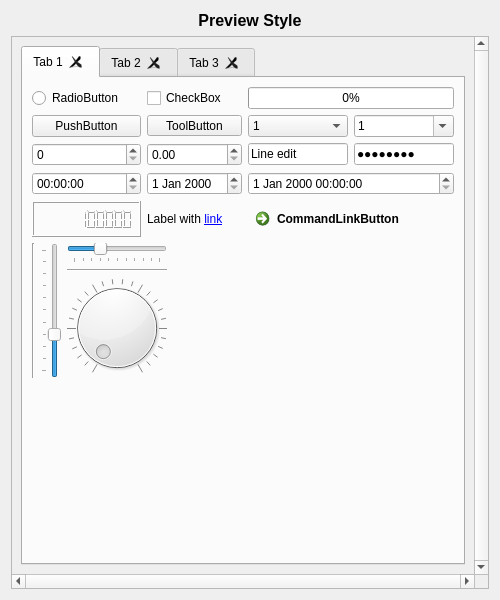
This is UI/Previewers/PreviewerQSS.ui in testmana2/test as Qt 5 draws it before an edit. The edited form follows.
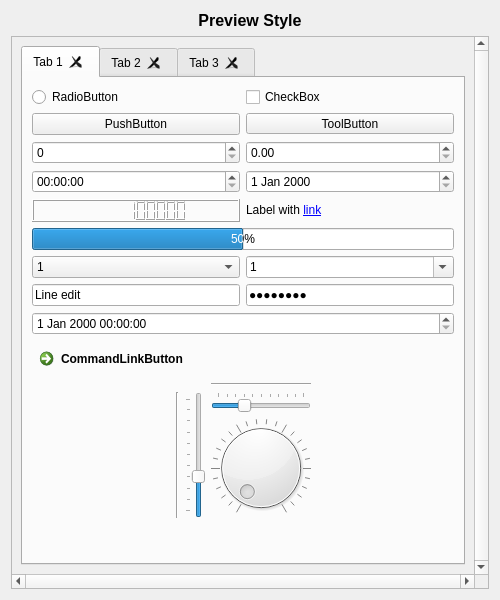
This is the edited form. Icons and pictures are not drawn.

Commit message: Continued with the QSS previewer.

What changed in the file:
```diff
--- a/UI/Previewers/PreviewerQSS.ui
+++ b/UI/Previewers/PreviewerQSS.ui
@@ -47,7 +47,7 @@
        <rect>
         <x>0</x>
         <y>0</y>
-        <width>464</width>
+        <width>463</width>
         <height>538</height>
        </rect>
       </property>
@@ -64,9 +64,9 @@
           <attribute name="title">
            <string notr="true">Tab 1</string>
           </attribute>
-          <layout class="QGridLayout" name="gridLayout_7">
-           <item row="0" column="0" colspan="2">
-            <layout class="QGridLayout" name="gridLayout_6">
+          <layout class="QVBoxLayout" name="verticalLayout_4">
+           <item>
+            <layout class="QGridLayout" name="gridLayout_4">
              <item row="0" column="0">
               <widget class="QRadioButton" name="radioButton">
                <property name="text">
@@ -84,16 +84,6 @@
                </property>
               </widget>
              </item>
-             <item row="0" column="2">
-              <widget class="QProgressBar" name="progressBar">
-               <property name="maximum">
-                <number>20</number>
-               </property>
-               <property name="value">
-                <number>0</number>
-               </property>
-              </widget>
-             </item>
              <item row="1" column="0">
               <widget class="QPushButton" name="pushButton">
                <property name="sizePolicy">
@@ -123,99 +113,18 @@
                </property>
               </widget>
              </item>
-             <item row="1" column="2">
-              <layout class="QHBoxLayout" name="horizontalLayout_3">
-               <item>
-                <widget class="QComboBox" name="readOnlyComboBox">
-                 <property name="sizePolicy">
-                  <sizepolicy hsizetype="MinimumExpanding" vsizetype="Fixed">
-                   <horstretch>0</horstretch>
-                   <verstretch>0</verstretch>
-                  </sizepolicy>
-                 </property>
-                 <item>
-                  <property name="text">
-                   <string notr="true">1</string>
-                  </property>
-                 </item>
-                 <item>
-                  <property name="text">
-                   <string notr="true">2</string>
-                  </property>
-                 </item>
-                 <item>
-                  <property name="text">
-                   <string notr="true">3</string>
-                  </property>
-                 </item>
-                </widget>
-               </item>
-               <item>
-                <widget class="QComboBox" name="editableComboBox">
-                 <property name="sizePolicy">
-                  <sizepolicy hsizetype="MinimumExpanding" vsizetype="Fixed">
-                   <horstretch>0</horstretch>
-                   <verstretch>0</verstretch>
-                  </sizepolicy>
-                 </property>
-                 <property name="editable">
-                  <bool>true</bool>
-                 </property>
-                 <item>
-                  <property name="text">
-                   <string notr="true">1</string>
-                  </property>
-                 </item>
-                 <item>
-                  <property name="text">
-                   <string notr="true">2</string>
-                  </property>
-                 </item>
-                 <item>
-                  <property name="text">
-                   <string notr="true">3</string>
-                  </property>
-                 </item>
-                </widget>
-               </item>
-              </layout>
-             </item>
              <item row="2" column="0">
               <widget class="QSpinBox" name="spinBox"/>
              </item>
              <item row="2" column="1">
               <widget class="QDoubleSpinBox" name="doubleSpinBox"/>
              </item>
-             <item row="2" column="2">
-              <layout class="QHBoxLayout" name="horizontalLayout_2">
-               <item>
-                <widget class="QLineEdit" name="lineEdit">
-                 <property name="text">
-                  <string notr="true">Line edit</string>
-                 </property>
-                </widget>
-               </item>
-               <item>
-                <widget class="QLineEdit" name="passwordEdit">
-                 <property name="text">
-                  <string notr="true">Password</string>
-                 </property>
-                 <property name="echoMode">
-                  <enum>QLineEdit::Password</enum>
-                 </property>
-                </widget>
-               </item>
-              </layout>
-             </item>
              <item row="3" column="0">
               <widget class="QTimeEdit" name="timeEdit"/>
              </item>
              <item row="3" column="1">
               <widget class="QDateEdit" name="dateEdit"/>
              </item>
-             <item row="3" column="2">
-              <widget class="QDateTimeEdit" name="dateTimeEdit"/>
-             </item>
              <item row="4" column="0">
               <widget class="QLCDNumber" name="lcdNumber">
                <property name="digitCount">
@@ -233,7 +142,102 @@
                </property>
               </widget>
              </item>
-             <item row="4" column="2">
+            </layout>
+           </item>
+           <item>
+            <layout class="QVBoxLayout" name="verticalLayout_3">
+             <item>
+              <widget class="QProgressBar" name="progressBar">
+               <property name="maximum">
+                <number>20</number>
+               </property>
+               <property name="value">
+                <number>10</number>
+               </property>
+              </widget>
+             </item>
+             <item>
+              <layout class="QHBoxLayout" name="horizontalLayout">
+               <item>
+                <widget class="QComboBox" name="readOnlyComboBox">
+                 <property name="sizePolicy">
+                  <sizepolicy hsizetype="MinimumExpanding" vsizetype="Fixed">
+                   <horstretch>0</horstretch>
+                   <verstretch>0</verstretch>
+                  </sizepolicy>
+                 </property>
+                 <item>
+                  <property name="text">
+                   <string notr="true">1</string>
+                  </property>
+                 </item>
+                 <item>
+                  <property name="text">
+                   <string notr="true">2</string>
+                  </property>
+                 </item>
+                 <item>
+                  <property name="text">
+                   <string notr="true">3</string>
+                  </property>
+                 </item>
+                </widget>
+               </item>
+               <item>
+                <widget class="QComboBox" name="editableComboBox">
+                 <property name="sizePolicy">
+                  <sizepolicy hsizetype="MinimumExpanding" vsizetype="Fixed">
+                   <horstretch>0</horstretch>
+                   <verstretch>0</verstretch>
+                  </sizepolicy>
+                 </property>
+                 <property name="editable">
+                  <bool>true</bool>
+                 </property>
+                 <item>
+                  <property name="text">
+                   <string notr="true">1</string>
+                  </property>
+                 </item>
+                 <item>
+                  <property name="text">
+                   <string notr="true">2</string>
+                  </property>
+                 </item>
+                 <item>
+                  <property name="text">
+                   <string notr="true">3</string>
+                  </property>
+                 </item>
+                </widget>
+               </item>
+              </layout>
+             </item>
+             <item>
+              <layout class="QHBoxLayout" name="horizontalLayout_4">
+               <item>
+                <widget class="QLineEdit" name="lineEdit">
+                 <property name="text">
+                  <string notr="true">Line edit</string>
+                 </property>
+                </widget>
+               </item>
+               <item>
+                <widget class="QLineEdit" name="passwordEdit">
+                 <property name="text">
+                  <string notr="true">Password</string>
+                 </property>
+                 <property name="echoMode">
+                  <enum>QLineEdit::Password</enum>
+                 </property>
+                </widget>
+               </item>
+              </layout>
+             </item>
+             <item>
+              <widget class="QDateTimeEdit" name="dateTimeEdit"/>
+             </item>
+             <item>
               <widget class="QCommandLinkButton" name="commandLinkButton">
                <property name="text">
                 <string notr="true">CommandLinkButton</string>
@@ -242,16 +246,38 @@
              </item>
             </layout>
            </item>
-           <item row="2" column="0">
-            <layout class="QGridLayout" name="gridLayout_5">
-             <item row="0" column="0" rowspan="3">
+           <item>
+            <layout class="QHBoxLayout" name="horizontalLayout_2">
+             <item>
+              <spacer name="horizontalSpacer">
+               <property name="orientation">
+                <enum>Qt::Horizontal</enum>
+               </property>
+               <property name="sizeHint" stdset="0">
+                <size>
+                 <width>40</width>
+                 <height>20</height>
+                </size>
+               </property>
+              </spacer>
+             </item>
+             <item>
+              <layout class="QGridLayout" name="gridLayout">
+               <item row="0" column="2">
+                <widget class="Line" name="horizontalLine">
+                 <property name="orientation">
+                  <enum>Qt::Horizontal</enum>
+                 </property>
+                </widget>
+               </item>
+               <item row="1" column="0" rowspan="2">
               <widget class="Line" name="verticalLine">
                <property name="orientation">
                 <enum>Qt::Vertical</enum>
                </property>
               </widget>
              </item>
-             <item row="0" column="1" rowspan="3">
+               <item row="1" column="1" rowspan="2">
               <widget class="QSlider" name="verticalSlider">
                <property name="value">
                 <number>30</number>
@@ -264,7 +290,7 @@
                </property>
               </widget>
              </item>
-             <item row="0" column="2">
+               <item row="1" column="2">
               <widget class="QSlider" name="horizontalSlider">
                <property name="sizePolicy">
                 <sizepolicy hsizetype="Minimum" vsizetype="Fixed">
@@ -279,14 +305,7 @@
                 <enum>Qt::Horizontal</enum>
                </property>
                <property name="tickPosition">
-                <enum>QSlider::TicksBelow</enum>
-               </property>
-              </widget>
-             </item>
-             <item row="1" column="2">
-              <widget class="Line" name="horizontalLine">
-               <property name="orientation">
-                <enum>Qt::Horizontal</enum>
+                  <enum>QSlider::TicksAbove</enum>
                </property>
               </widget>
              </item>
@@ -299,7 +318,7 @@
              </item>
             </layout>
            </item>
-           <item row="2" column="1">
+             <item>
             <spacer name="horizontalSpacer_2">
              <property name="orientation">
               <enum>Qt::Horizontal</enum>
@@ -312,7 +331,9 @@
              </property>
             </spacer>
            </item>
-           <item row="3" column="0">
+            </layout>
+           </item>
+           <item>
             <spacer name="verticalSpacer">
              <property name="orientation">
               <enum>Qt::Vertical</enum>
```
Left out of the diff: 72 changed lines with no effect on the pictures. Lines whose indentation alone changed are shown as unchanged. The commit also changes 1 other file.
